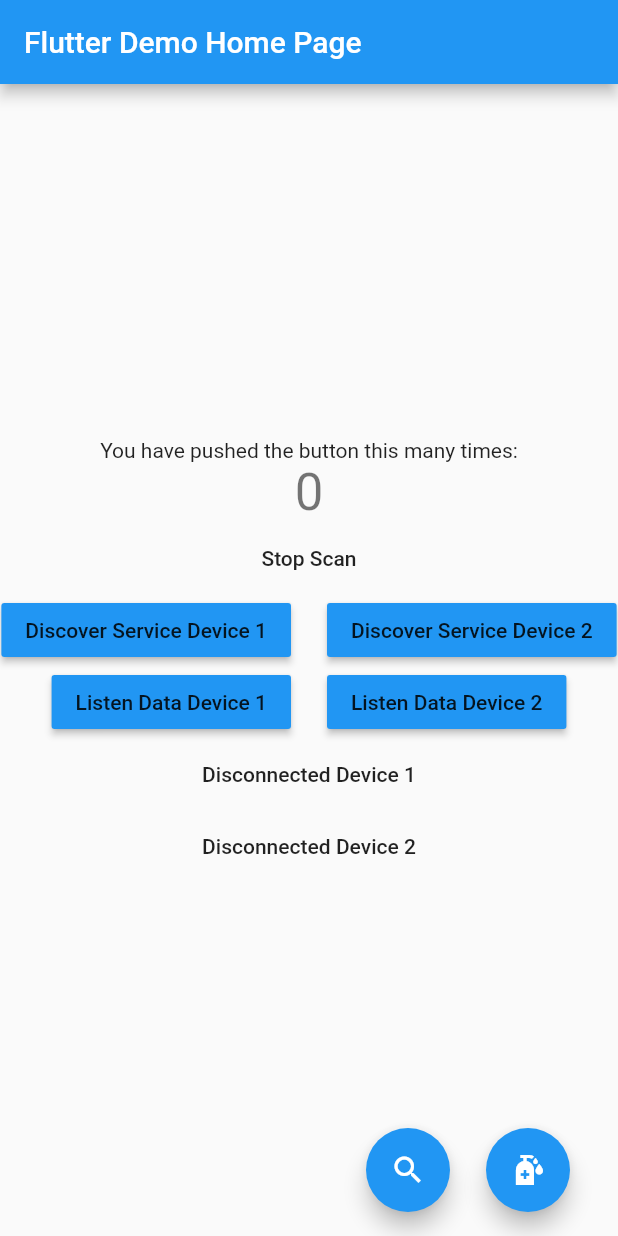
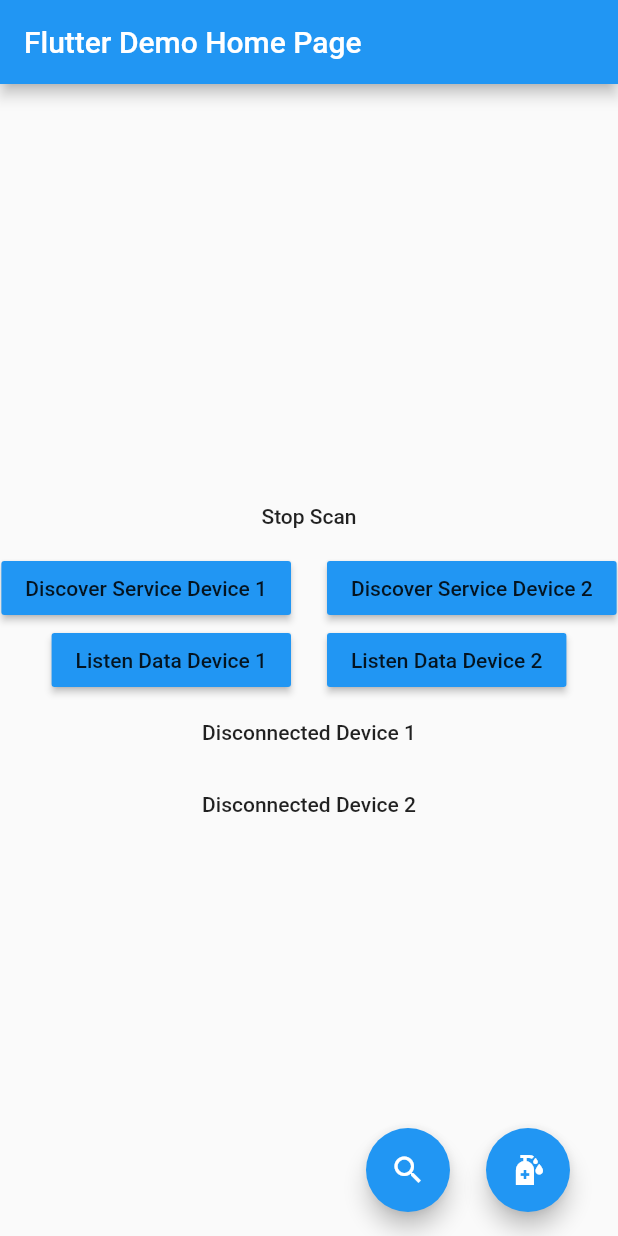
Before and after one commit to JAICHANGPARK/ble_multi_connection, a Flutter app: the screen it shows after launch, on a phone screen of 412 x 824 dp. Run offline on Flutter 3.47's test engine with Material 2 defaults, Android fonts, the phone set to English and light mode, and no system bars; our stand-ins replace flutter_blue.

Commit message:
Update main.dart

```diff
--- a/lib/main.dart
+++ b/lib/main.dart
@@ -43,6 +43,9 @@ class _MyHomePageState extends State<MyHomePage> {
 
   BluetoothCharacteristic bluetoothCharacteristic0;
   BluetoothCharacteristic bluetoothCharacteristic1;
+
+  String data0;
+  String data1;
 
   void _incrementCounter() {
     scanStreamSubscription = flutterBlue.scan(timeout: Duration(seconds: 15)).listen((event) {
@@ -90,13 +93,6 @@ class _MyHomePageState extends State<MyHomePage> {
         child: Column(
           mainAxisAlignment: MainAxisAlignment.center,
           children: <Widget>[
-            Text(
-              'You have pushed the button this many times:',
-            ),
-            Text(
-              '$_counter',
-              style: Theme.of(context).textTheme.headline4,
-            ),
             MaterialButton(
               child: Text("Stop Scan"),
               onPressed: () {
```
